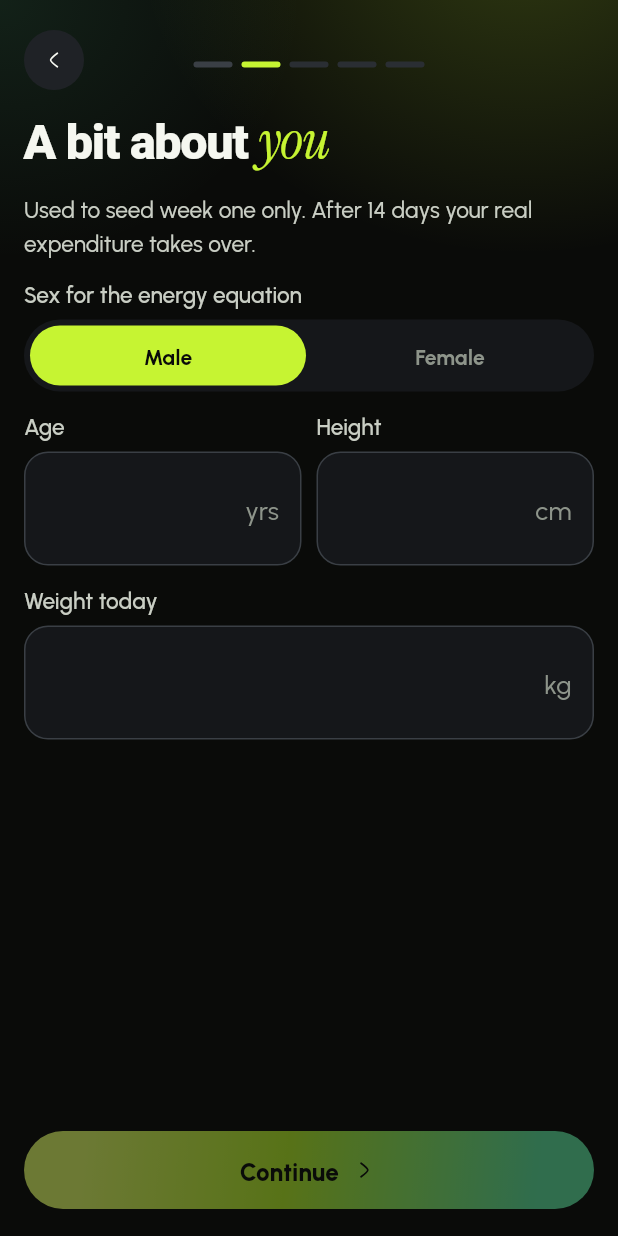
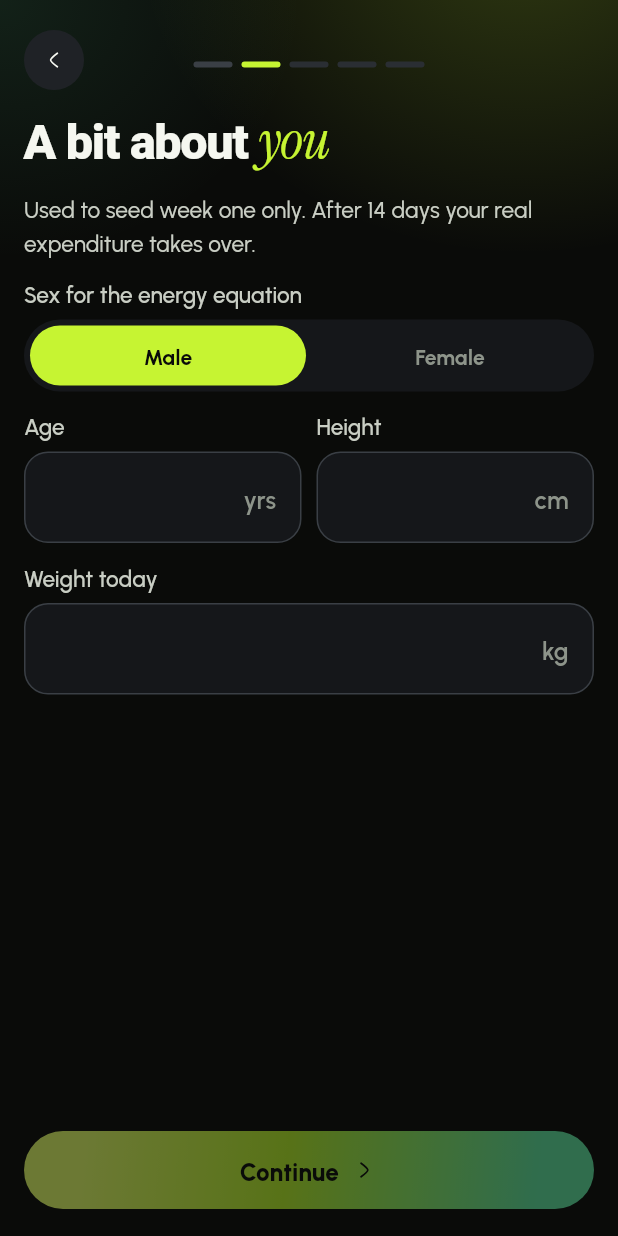
Before and after one commit to ghassanhani/Gymco, a Flutter app: the screen it shows after launch, after a tap on "GET STARTED", after a tap on "Continue", on a phone screen of 412 x 824 dp. Run offline on Flutter 3.47's test engine with Material 3 defaults, Android fonts, the phone set to English and light mode, and no system bars; our stand-ins replace cached_network_image, firebase_core, firebase_crashlytics, flutter_local_notifications, flutter_riverpod, flutter_svg and 10 more; missing offline and left inert: health, mobile_scanner, openfoodfacts; accounts and stored records are empty; network calls fail.

Commit message:
Onboarding: big bold numbers in the age, height and weight fields
The values are 26 pt extra-bold with tabular digits, the unit beside them
15 pt and muted, and the theme's own input padding no longer pushes the
number in from the field's edge.

Co-Authored-By: Claude Opus 5.5 <noreply@anthropic.com>
Claude-Session: https://claude.ai/code/session_01Qy3ujpfEKnqHMc5S23HbRe

```diff
--- a/lib/ui/onboarding/onboarding_screen.dart
+++ b/lib/ui/onboarding/onboarding_screen.dart
@@ -754,7 +754,7 @@ class _InputState extends State<_Input> {
     return AnimatedContainer(
       duration: const Duration(milliseconds: 150),
       constraints: const BoxConstraints(minHeight: 44),
-      padding: const EdgeInsets.symmetric(horizontal: 14, vertical: 10),
+      padding: const EdgeInsets.symmetric(horizontal: 16, vertical: 12),
       decoration: BoxDecoration(
         color: Volt.card,
         borderRadius: BorderRadius.circular(16),
@@ -773,17 +773,22 @@ class _InputState extends State<_Input> {
               keyboardType: TextInputType.numberWithOptions(decimal: widget.decimal),
               inputFormatters: [FilteringTextInputFormatter.allow(RegExp(widget.decimal ? r'[0-9.,]' : r'[0-9]'))],
               cursorColor: Volt.lime,
-              style: TextStyle(fontSize: 16, height: 1.5, color: Volt.t1),
+              style: numStyle(26, weight: FontWeight.w800, height: 1.25),
               decoration: const InputDecoration(
                 isCollapsed: true,
                 filled: false,
+                contentPadding: EdgeInsets.zero,
                 border: InputBorder.none,
+                enabledBorder: InputBorder.none,
                 focusedBorder: InputBorder.none,
               ),
             ),
           ),
           const SizedBox(width: 8),
-          Text(widget.unit, style: TextStyle(fontSize: 16, color: Volt.t3)),
+          Text(
+            widget.unit,
+            style: TextStyle(fontSize: 15, fontWeight: FontWeight.w600, color: Volt.t3),
+          ),
         ],
       ),
     );
```
Also changed, not shown: 1 other file.
